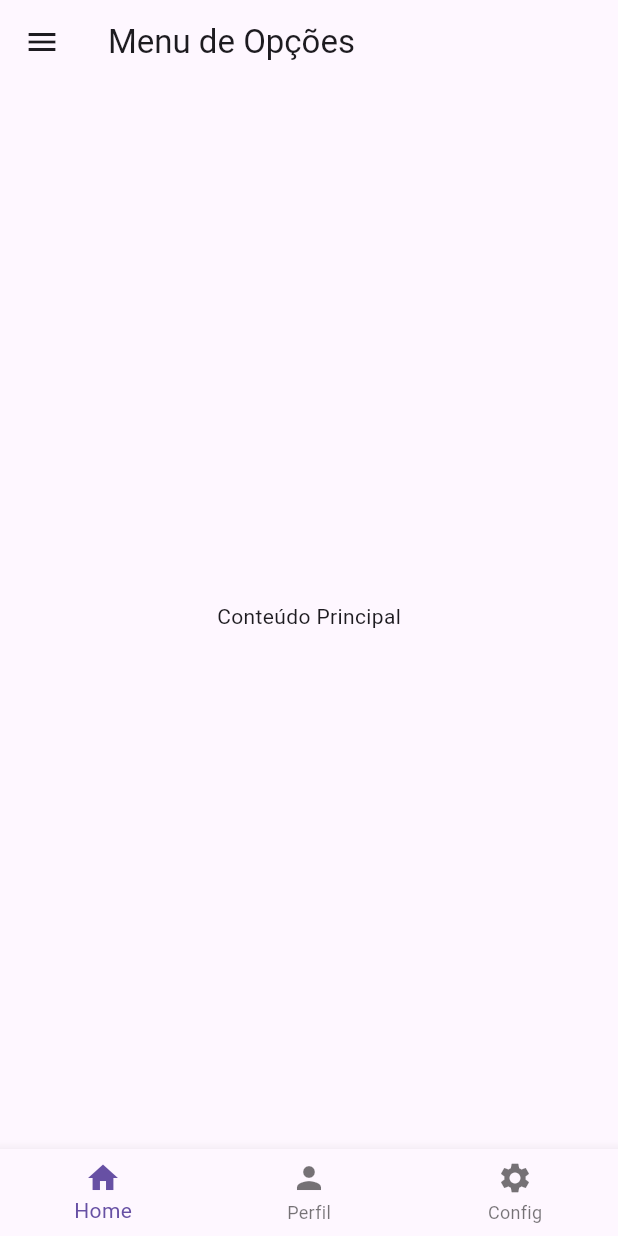
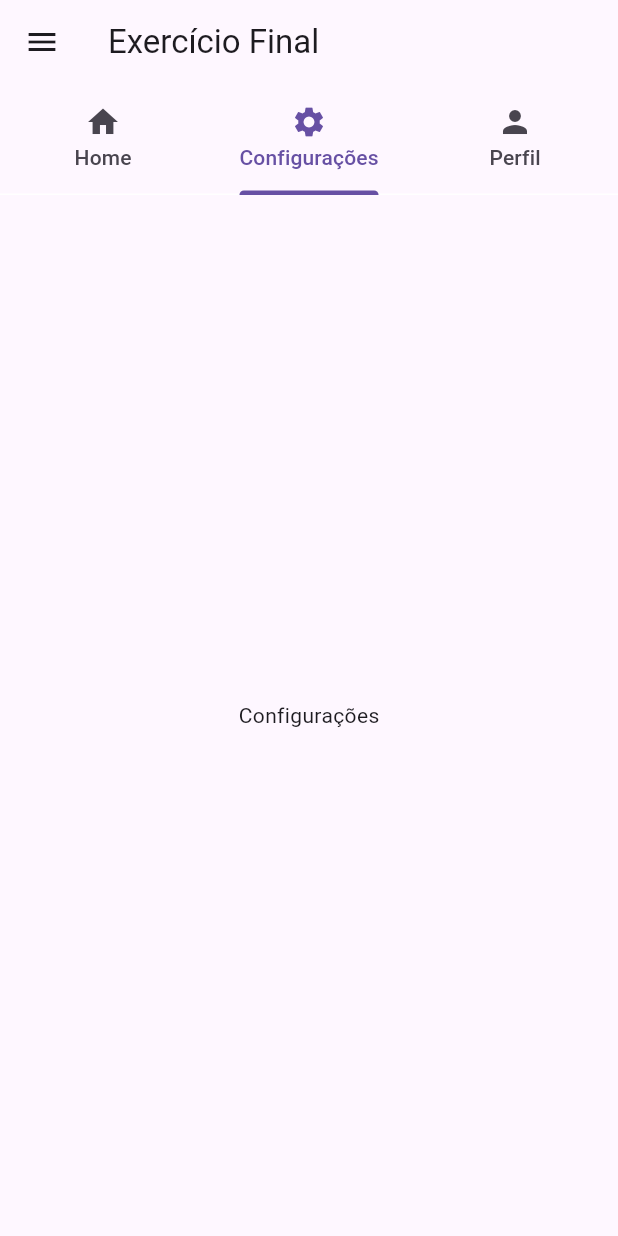
Before and after one commit to Diogotb/-08ProgramacaoDispositivosMoveis507, a Flutter app: the screen it shows after launch, on a phone screen of 412 x 824 dp. Run offline on Flutter 3.47's test engine with Material 3 defaults, Android fonts, the phone set to English and light mode, and no system bars.

Commit message:
Remove main function from exercises and update main.dart to use MainApp

```diff
--- a/EstudoInterface/lista_exercicios/lib/exercicio01.dart
+++ b/EstudoInterface/lista_exercicios/lib/exercicio01.dart
@@ -2,10 +2,6 @@
 // Crie um aplicativo Flutter que utilize o widget Container para criar um layout básico. Adicione pelo menos três widgets filhos dentro do Container com diferentes estilos e cores.
 
 import 'package:flutter/material.dart';
-
-void main() {
-  runApp(const Exercicio01());
-}
 
 class Exercicio01 extends StatelessWidget {
   const Exercicio01({super.key});
--- a/EstudoInterface/lista_exercicios/lib/exercicio02.dart
+++ b/EstudoInterface/lista_exercicios/lib/exercicio02.dart
@@ -2,10 +2,6 @@
 // Desenvolva uma interface que faça uso dos widgets Row e Column para organizar elementos de forma horizontal e vertical. Adicione diversos widgets (como Text, Icon e Image) para demonstrar a organização.
 
 import 'package:flutter/material.dart';
-
-void main() {
-  runApp(const Exercicio02());
-}
 
 class Exercicio02 extends StatelessWidget {
   const Exercicio02({super.key});
--- a/EstudoInterface/lista_exercicios/lib/exercicio03.dart
+++ b/EstudoInterface/lista_exercicios/lib/exercicio03.dart
@@ -2,10 +2,6 @@
 // Construa uma página que contenha um ListView com pelo menos 10 itens. Cada item deve ser representado por um card simples, exibindo informações fictícias.
 
 import 'package:flutter/material.dart';
-
-void main() {
-  runApp(const Exercicio03());
-}
 
 class Exercicio03 extends StatelessWidget {
   const Exercicio03({super.key});
--- a/EstudoInterface/lista_exercicios/lib/exercicio04.dart
+++ b/EstudoInterface/lista_exercicios/lib/exercicio04.dart
@@ -4,9 +4,6 @@
 import 'package:flutter/material.dart';
 import 'controller/ex04_controller.dart';
 
-void main() {
-  runApp(const Exercicio04());
-}
 class Exercicio04 extends StatefulWidget {
   const Exercicio04({super.key});
   @override
--- /dev/null
+++ b/EstudoInterface/lista_exercicios/lib/exercicioFinal.dart
@@ -0,0 +1,73 @@
+import 'package:flutter/material.dart';
+
+class MainApp extends StatelessWidget {
+  const MainApp({super.key});
+
+
+
+  @override
+  Widget build(BuildContext context) {
+    return DefaultTabController(
+      initialIndex: 1,
+      length: 3,
+      child: Scaffold(
+        appBar: AppBar(
+          title: Text("Exercício Final"),
+          bottom: TabBar(
+            dividerColor: Colors.white,
+            tabs: <Widget>[
+              Tab(icon: Icon(Icons.home), text: "Home"),
+              Tab(icon: Icon(Icons.settings), text: "Configurações"),
+              Tab(icon: Icon(Icons.person), text: "Perfil"),
+            ],
+          ),
+        ),
+        body: const TabBarView(
+          children: <Widget>[
+            Center(child: Text('Home')),
+            Center(child: Text('Configurações')),
+            Center(child: Text('Perfil')),
+          ],
+        ),
+        drawer: Drawer(
+          child: ListView(
+            padding: EdgeInsets.zero,
+            children: [
+              DrawerHeader(
+                decoration: BoxDecoration(color: Colors.blue),
+                child: Text(
+                  'Drawer',
+                  style: TextStyle(color: Colors.white, fontSize: 24),
+                ),
+              ),
+              ListTile(
+                leading: Icon(Icons.home),
+                title: Text('Home'),
+                onTap: () {
+                  Navigator.pop(context);
+                  // Ação para Home
+                },
+              ),
+              ListTile(
+                leading: Icon(Icons.settings),
+                title: Text('Configurações'),
+                onTap: () {
+                  Navigator.pop(context);
+                  // Ação para Configurações
+                },
+              ),
+              ListTile(
+                leading: Icon(Icons.person),
+                title: Text('Perfil'),
+                onTap: () {
+                  Navigator.pop(context);
+                  // Ação para Perfil
+                },
+              ),
+            ],
+          ),
+        ),
+      ),
+    );
+  }
+}
--- a/EstudoInterface/lista_exercicios/lib/main.dart
+++ b/EstudoInterface/lista_exercicios/lib/main.dart
@@ -5,7 +5,10 @@ import 'package:flutter/material.dart';
 // import 'package:lista_exercicios/exercicio04.dart';
 // import 'package:lista_exercicios/exercicio05.dart';
 // import 'package:lista_exercicios/exercicio06.dart';
-import 'package:lista_exercicios/exercicio07.dart';
+// import 'package:lista_exercicios/exercicio07.dart';
+// import 'package:lista_exercicios/exercicio08.dart';
+// import 'package:lista_exercicios/exercicio09.dart';
+import 'package:lista_exercicios/exercicioFinal.dart';
 
 void main() {
   runApp(const MyApp());
@@ -18,7 +21,7 @@ class MyApp extends StatelessWidget {
   Widget build(BuildContext context) {
     return MaterialApp(
       debugShowCheckedModeBanner: false,
-      home: Exercicio07(),
+      home: MainApp(),
     );
   }
 }
```
Also changed, not shown: EstudoInterface/lista_exercicios/lib/exercicio08.dart (added, +102 -0 lines), EstudoInterface/lista_exercicios/lib/exercicio09.dart (added, +44 -0 lines).
